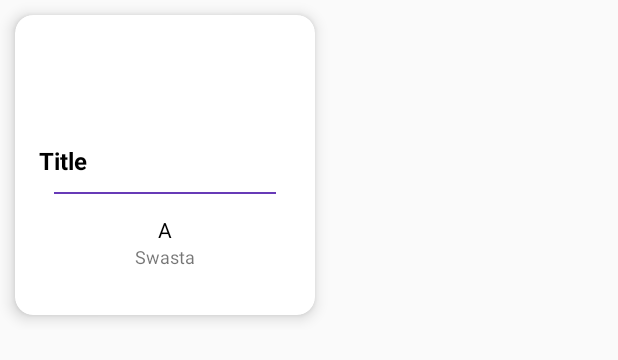
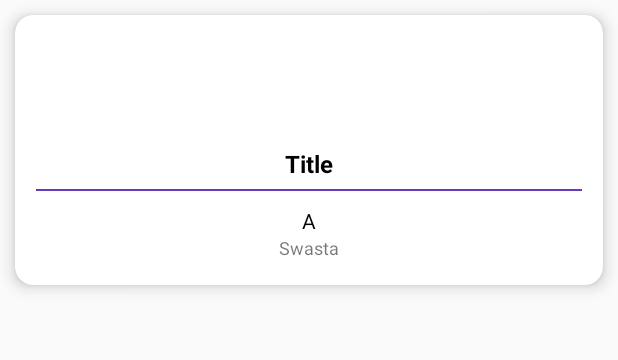
Before and after one commit to fzaindev/Aku_Pintar, an Android app: the layout list_universitas.xml on its own in the app's theme, with its tools: preview values and no code run, on a phone screen of 412 x 824 dp. Shown: the top 360 px of the screen. Run offline under Robolectric (Android 15) with nearby library versions, the phone set to English and light mode, and no system bars.

Commit message:
Aku Pintar

```diff
--- a/app/src/main/java/com/fzain/akupintar/Adapter/UniversitasAdapter.java
+++ b/app/src/main/java/com/fzain/akupintar/Adapter/UniversitasAdapter.java
@@ -60,8 +60,9 @@ public class UniversitasAdapter extends  RecyclerView.Adapter<UniversitasAdapter
         viewHolder.tvStatus.setText(b+universitasModel.getStatus());
 
         final int idd = i;
-        final int idx = universitasModel.getId();
-        viewHolder.ivlogo.setImageResource(kampus[idx-1]);
+        final String idx = universitasModel.getId();
+        int dd = Integer.parseInt(idx);
+        viewHolder.ivlogo.setImageResource(kampus[dd-1]);
 
         viewHolder.cvItem.setOnClickListener(new View.OnClickListener() {
             @Override
--- a/app/src/main/res/layout/list_universitas.xml
+++ b/app/src/main/res/layout/list_universitas.xml
@@ -1,14 +1,14 @@
 <?xml version="1.0" encoding="utf-8"?>
 <LinearLayout xmlns:android="http://schemas.android.com/apk/res/android"
     xmlns:tools="http://schemas.android.com/tools"
-    android:layout_width="wrap_content"
+    android:layout_width="match_parent"
     android:layout_height="wrap_content"
     xmlns:app="http://schemas.android.com/apk/res-auto">
 
         <androidx.cardview.widget.CardView
             android:id="@+id/cv_item"
-            android:layout_width="200dp"
-            android:layout_height="200dp"
+            android:layout_width="match_parent"
+            android:layout_height="180dp"
             android:layout_margin="10dp"
             android:clickable="true"
             android:foreground="?android:attr/selectableItemBackground"
@@ -19,7 +19,7 @@
             <LinearLayout
                 android:layout_width="match_parent"
                 android:layout_height="wrap_content"
-                android:padding="16dp"
+                android:padding="8dp"
                 android:orientation="vertical"
                 android:gravity="center">
 
@@ -27,23 +27,23 @@
                     android:layout_width="70dp"
                     android:layout_height="70dp"
                     android:id="@+id/logo"
+                    android:layout_marginBottom="10dp"
 
                 />
 
                 <TextView
                     android:id="@+id/tv_title"
-                    android:layout_width="match_parent"
+                    android:layout_width="wrap_content"
                     android:layout_height="wrap_content"
                     tools:text="Title"
                     android:textSize="16sp"
                     android:textColor="#000000"
-                    android:textStyle="bold"
-                    android:layout_gravity="center_vertical|end"/>
+                    android:textStyle="bold" />
 
                 <View
                     android:layout_width="match_parent"
                     android:layout_height="1dp"
-                    android:layout_margin="10dp"
+                    android:layout_margin="6dp"
                     android:background="@color/colorPrimary"/>
 
                 <TextView
--- a/app/src/main/res/values/colors.xml
+++ b/app/src/main/res/values/colors.xml
@@ -5,7 +5,7 @@
     <color name="colorAccent">#D81B60</color>
     <color name="colorWhite">#FFFFFF</color>
     <color name="colorLayerBAck">#673ab7</color>
-    <color name="colorBack">#241333</color>
+    <color name="colorBack">#FFFFFF</color>
     <color name="colorTitle">#362742</color>
     <color name="colorSubTitle">#c5c9cf</color>
     <color name="ColorTitleWhite">#ffffff</color>
--- a/app/src/main/res/values/strings.xml
+++ b/app/src/main/res/values/strings.xml
@@ -5,4 +5,7 @@
     <string name="salam_siang">Selamat Siang &#128526;</string>
     <string name="salam_sore">Selamat Sore &#128513;</string>
     <string name="menu_settings">Selamat Sore &#128513;</string>
+    <string name="tes">
+    <a href ="https://www.facebook.com/Firman.Anarkis">firman</a>
+    </string>
 </resources>
```
Also changed, not shown: app/src/main/java/com/fzain/akupintar/Database.java (+12 -12 lines), app/src/main/java/com/fzain/akupintar/Model/UniversitasModel.java (+4 -4 lines), app/src/main/java/com/fzain/akupintar/view/UniversitasProfil.java (+27 -2 lines), app/src/main/res/layout/universitas_profil.xml (+15 -5 lines).
